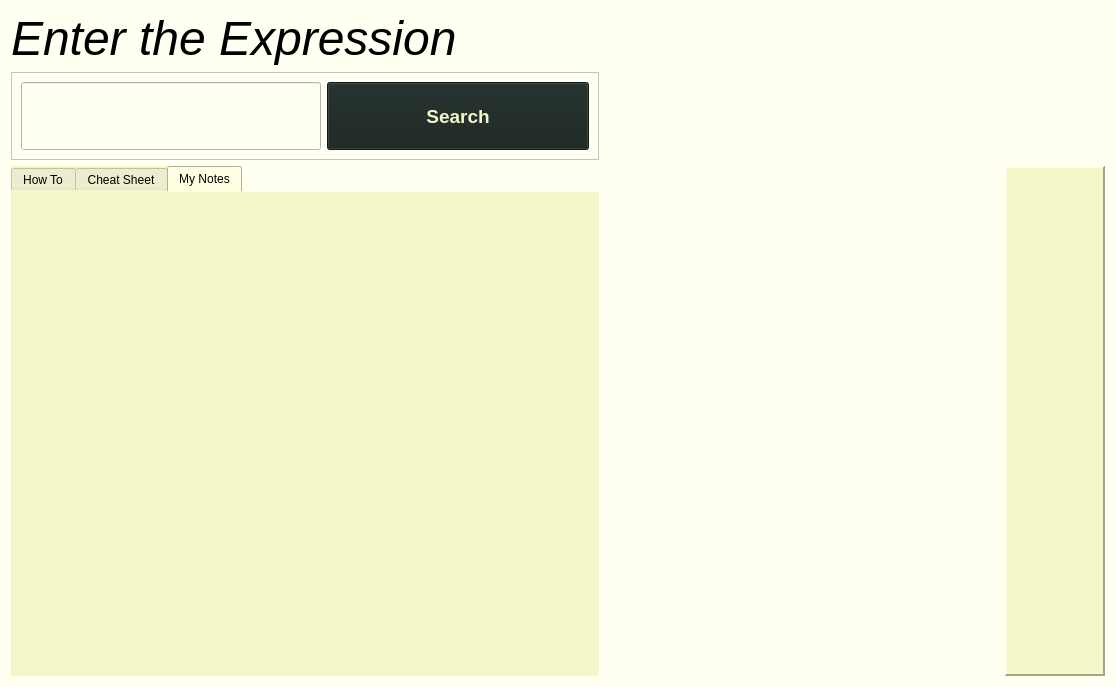
Above: src/views/ui/askLepPage.ui from adibozzhanov/LeProgram before the change. Below: the same form after it.
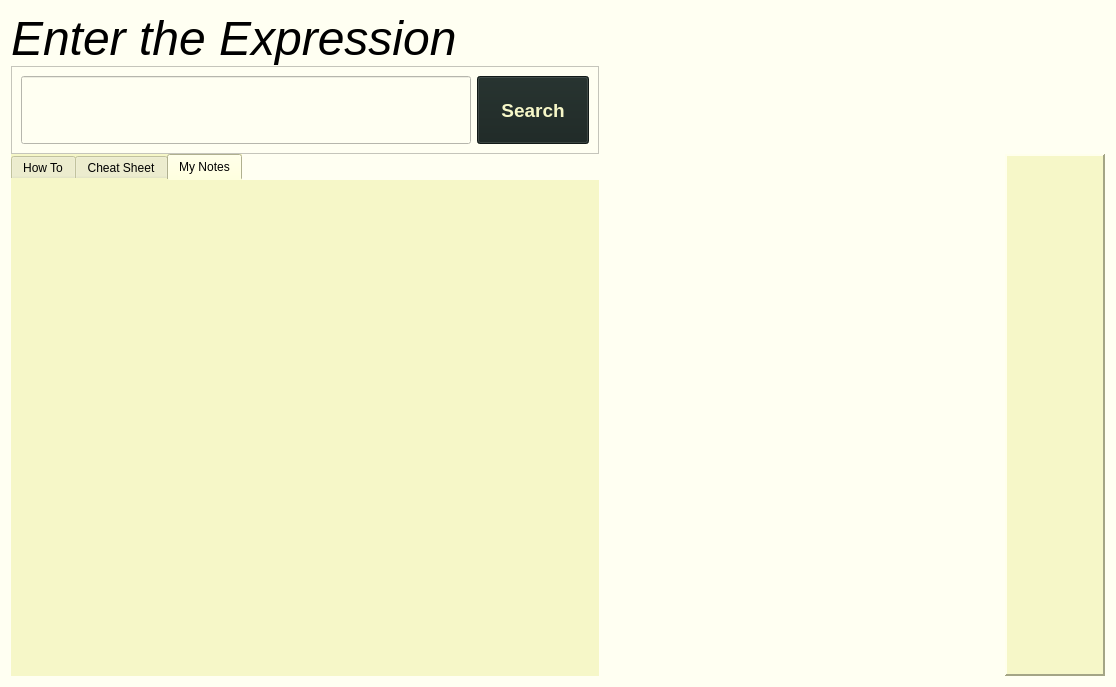
That is the form after the change.

Commit message: ask lep stays inside your screen

What changed in the file:
```diff
--- a/src/views/ui/askLepPage.ui
+++ b/src/views/ui/askLepPage.ui
@@ -18,6 +18,9 @@
 border-color: rgb(255, 255, 242);</string>
   </property>
   <layout class="QGridLayout" name="gridLayout">
+   <property name="verticalSpacing">
+    <number>0</number>
+   </property>
    <item row="1" column="0">
     <widget class="QFrame" name="frame">
      <property name="frameShape">
@@ -37,7 +40,7 @@
         </property>
         <property name="minimumSize">
          <size>
-          <width>300</width>
+          <width>450</width>
           <height>0</height>
          </size>
         </property>
@@ -168,7 +171,7 @@
    <item row="2" column="0">
     <widget class="QTabWidget" name="askLepTabWidget">
      <property name="sizePolicy">
-      <sizepolicy hsizetype="Preferred" vsizetype="Maximum">
+      <sizepolicy hsizetype="Preferred" vsizetype="Preferred">
        <horstretch>0</horstretch>
        <verstretch>0</verstretch>
       </sizepolicy>
@@ -182,7 +185,7 @@
      <property name="maximumSize">
       <size>
        <width>1500</width>
-       <height>16777215</height>
+       <height>1000</height>
       </size>
      </property>
      <property name="styleSheet">
```
The commit also changes 3 other files.
